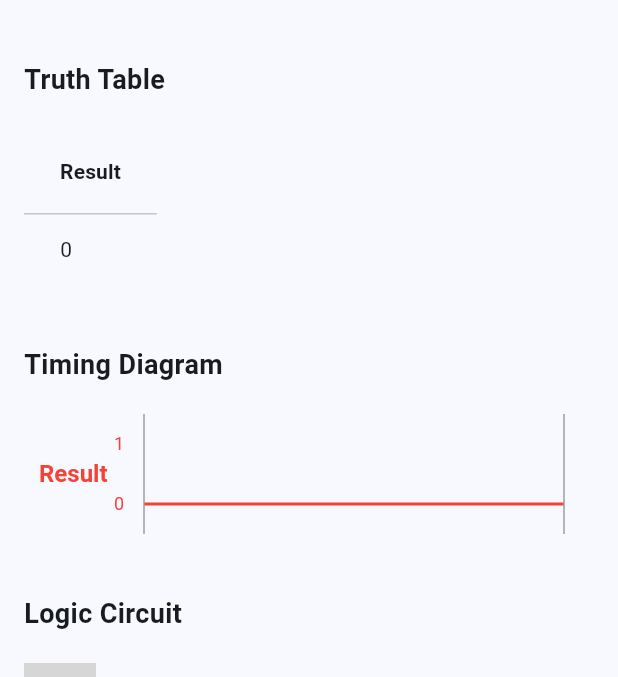
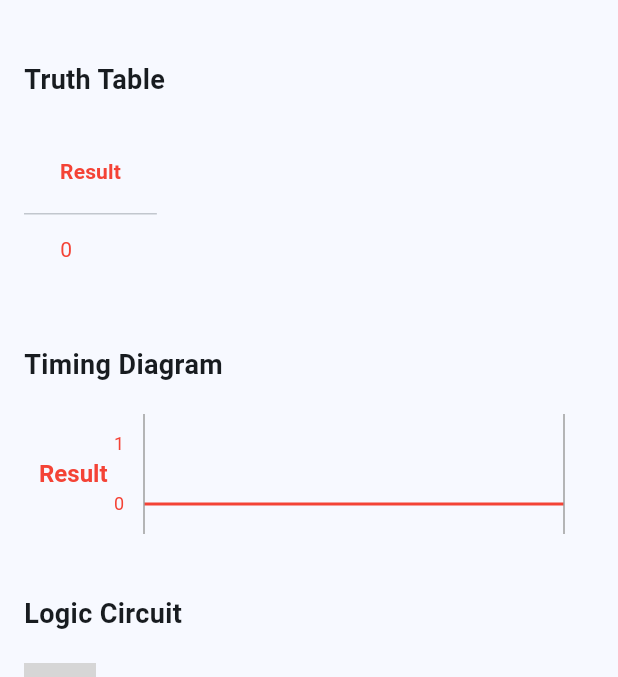
Before and after one commit to Zyldzkie/logicalc, a Flutter app: the HistoryResultPage screen opened directly with empty values, on a phone screen of 412 x 824 dp, the part 147-824 px from its top. Run offline on Flutter 3.47's test engine with Material 3 defaults, Android fonts, the phone set to English and light mode, and no system bars; our stand-ins replace camera, shared_preferences; missing offline and left inert: expressions, graphview; accounts and stored records are empty; grey boxes are pictures that could not be loaded.

Commit message:
[Update] Result color in diagrams and tables

```diff
--- a/lib/truth_table.dart
+++ b/lib/truth_table.dart
@@ -24,10 +24,10 @@ class TruthTable extends StatelessWidget {
               style: const TextStyle(fontWeight: FontWeight.bold),
             ),
           )),
-          const DataColumn(
+          DataColumn(
             label: Text(
               'Result',
-              style: TextStyle(fontWeight: FontWeight.bold),
+              style: TextStyle(fontWeight: FontWeight.bold, color: Colors.red),
             ),
           ),
         ],
@@ -39,7 +39,7 @@ class TruthTable extends StatelessWidget {
                 Text(value ? '1' : '0'),
               )),
               DataCell(
-                Text(results[index] ? '1' : '0'),
+                Text(results[index] ? '1' : '0', style: TextStyle(color: Colors.red)),
               ),
             ],
           ),
```
Also changed, not shown: lib/circuit_diagram.dart (+11 -1 lines).
